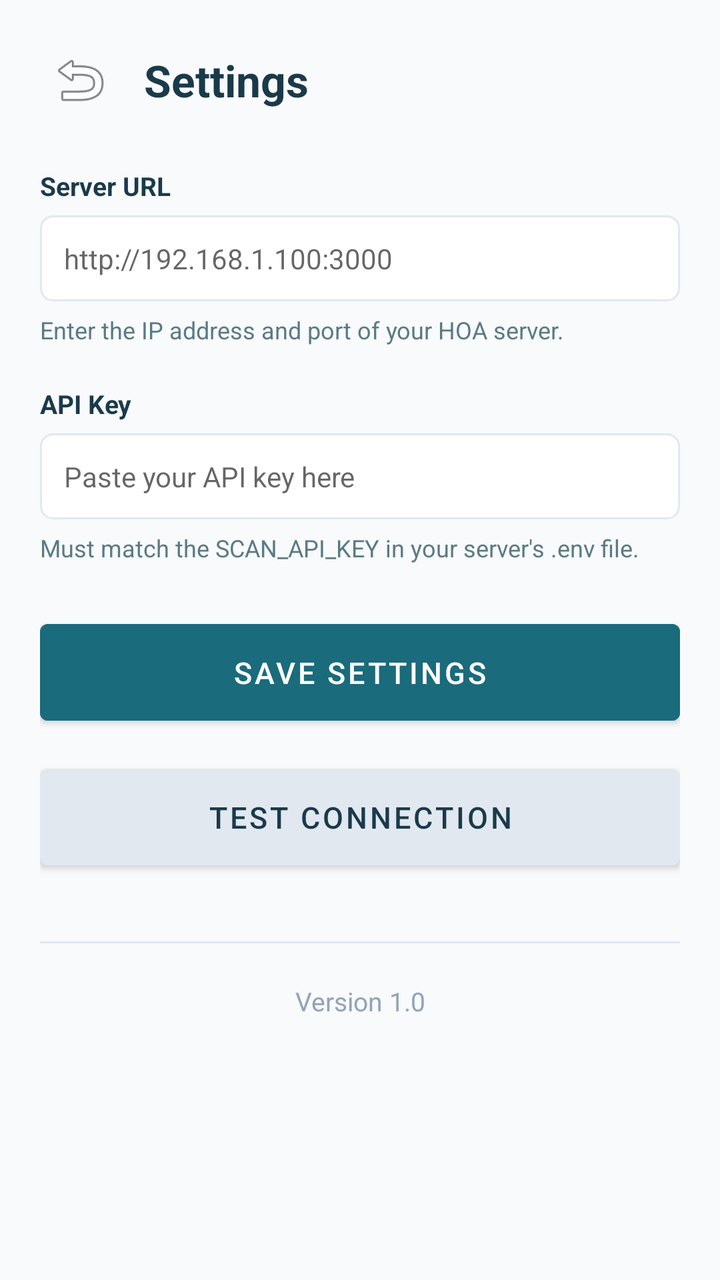
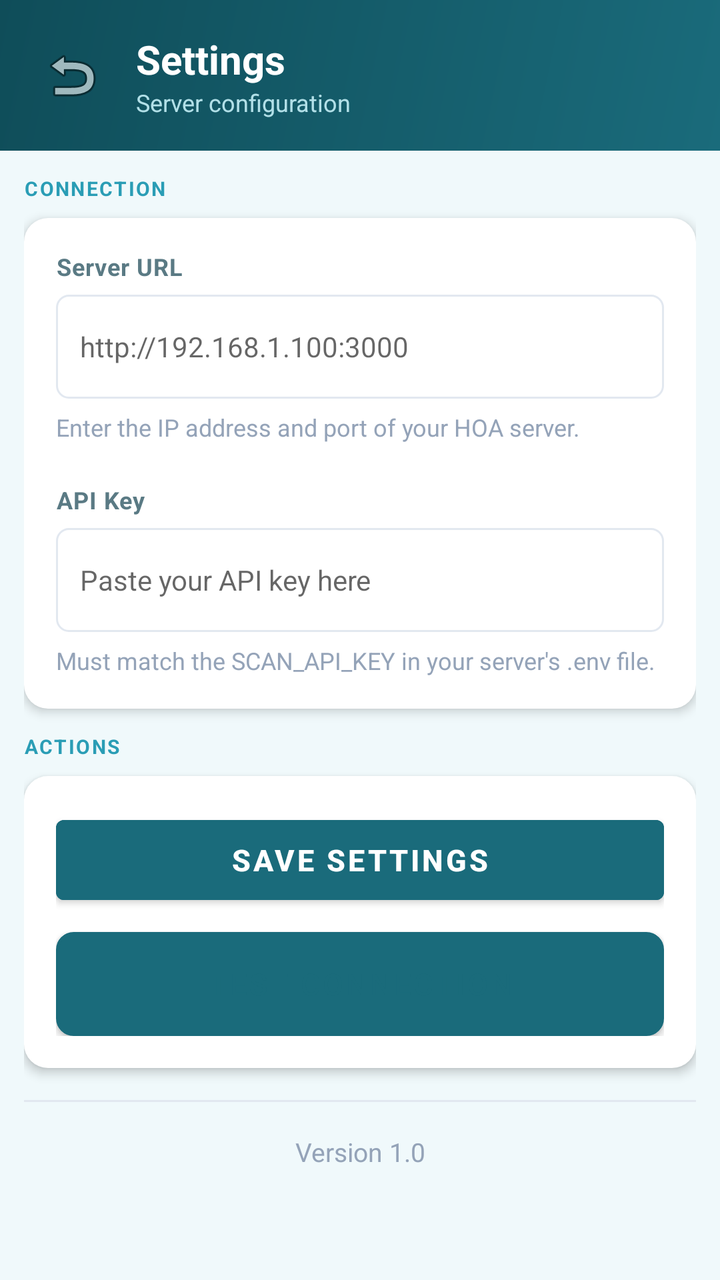

Compare the two renders of this Android layout. The source of the first and the diff that turns it into the second are given below.
<!-- AndroidManifest.xml: application theme Theme.HOAPaymentChecker -->
<!-- res/layout/fragment_settings.xml -->
<?xml version="1.0" encoding="utf-8"?>
<ScrollView
    xmlns:android="http://schemas.android.com/apk/res/android"
    android:layout_width="match_parent"
    android:layout_height="match_parent"
    android:background="#F8FAFC">

    <LinearLayout
        android:layout_width="match_parent"
        android:layout_height="wrap_content"
        android:orientation="vertical"
        android:padding="20dp">

        
        <LinearLayout
            android:layout_width="match_parent"
            android:layout_height="wrap_content"
            android:orientation="horizontal"
            android:gravity="center_vertical"
            android:layout_marginBottom="24dp">

            <ImageButton
                android:id="@+id/btn_back"
                android:layout_width="40dp"
                android:layout_height="40dp"
                android:background="?attr/selectableItemBackgroundBorderless"
                android:src="@android:drawable/ic_menu_revert"
                android:contentDescription="Back"
                android:layout_marginEnd="12dp" />

            <TextView
                android:layout_width="0dp"
                android:layout_height="wrap_content"
                android:layout_weight="1"
                android:text="Settings"
                android:textSize="22sp"
                android:textStyle="bold"
                android:textColor="#1A3A4A" />
        </LinearLayout>

        
        <TextView
            android:layout_width="match_parent"
            android:layout_height="wrap_content"
            android:text="Server URL"
            android:textSize="13sp"
            android:textStyle="bold"
            android:textColor="#1A3A4A"
            android:layout_marginBottom="6dp" />

        <EditText
            android:id="@+id/et_server_url"
            android:layout_width="match_parent"
            android:layout_height="wrap_content"
            android:hint="http://192.168.1.100:3000"
            android:inputType="textUri"
            android:background="@drawable/input_background"
            android:padding="12dp"
            android:textSize="14sp"
            android:layout_marginBottom="6dp" />

        <TextView
            android:layout_width="match_parent"
            android:layout_height="wrap_content"
            android:text="Enter the IP address and port of your HOA server."
            android:textSize="12sp"
            android:textColor="#5A7A84"
            android:layout_marginBottom="20dp" />

        
        <TextView
            android:layout_width="match_parent"
            android:layout_height="wrap_content"
            android:text="API Key"
            android:textSize="13sp"
            android:textStyle="bold"
            android:textColor="#1A3A4A"
            android:layout_marginBottom="6dp" />

        <EditText
            android:id="@+id/et_api_key"
            android:layout_width="match_parent"
            android:layout_height="wrap_content"
            android:hint="Paste your API key here"
            android:inputType="textPassword"
            android:background="@drawable/input_background"
            android:padding="12dp"
            android:textSize="14sp"
            android:layout_marginBottom="6dp" />

        <TextView
            android:layout_width="match_parent"
            android:layout_height="wrap_content"
            android:text="Must match the SCAN_API_KEY in your server's .env file."
            android:textSize="12sp"
            android:textColor="#5A7A84"
            android:layout_marginBottom="24dp" />

        
        <Button
            android:id="@+id/btn_save"
            android:layout_width="match_parent"
            android:layout_height="wrap_content"
            android:text="Save Settings"
            android:backgroundTint="#1A6B7B"
            android:textColor="#FFFFFF"
            android:textSize="15sp"
            android:padding="14dp"
            android:layout_marginBottom="12dp" />

        <Button
            android:id="@+id/btn_test_connection"
            android:layout_width="match_parent"
            android:layout_height="wrap_content"
            android:text="Test Connection"
            android:backgroundTint="#E2E8F0"
            android:textColor="#1A3A4A"
            android:textSize="15sp"
            android:padding="14dp"
            android:layout_marginBottom="32dp" />

        
        <View
            android:layout_width="match_parent"
            android:layout_height="1dp"
            android:background="#E2E8F0"
            android:layout_marginBottom="20dp" />

        
        <TextView
            android:id="@+id/tv_version"
            android:layout_width="match_parent"
            android:layout_height="wrap_content"
            android:text="Version 1.0"
            android:textSize="13sp"
            android:textColor="#94A3B8"
            android:gravity="center" />

    </LinearLayout>
</ScrollView>
<!-- resources referenced by this layout -->
<resources>
  <!-- drawable input_background (drawable) -->
  <?xml version="1.0" encoding="utf-8"?>
  <shape xmlns:android="http://schemas.android.com/apk/res/android"
      android:shape="rectangle">
      <solid android:color="#FFFFFF" />
      <stroke
          android:width="1dp"
          android:color="#E2E8F0" />
      <corners android:radius="6dp" />
  </shape>
  <style name="Theme.HOAPaymentChecker" parent="Theme.MaterialComponents.DayNight.NoActionBar">
          <item name="colorPrimary">@color/colorPrimary</item>
          <item name="colorPrimaryVariant">@color/colorPrimaryVariant</item>
          <item name="colorOnPrimary">@color/colorOnPrimary</item>
          <item name="colorSecondary">@color/colorSecondary</item>
          <item name="colorOnSecondary">@color/colorOnSecondary</item>
          <item name="android:colorBackground">@color/colorBackground</item>
          <item name="android:statusBarColor">@color/colorPrimary</item>
          <item name="android:windowLightStatusBar">false</item>
      </style>
  <color name="colorPrimary">#1A6B7B</color>
  <color name="colorPrimaryVariant">#0F4D59</color>
  <color name="colorOnPrimary">#FFFFFF</color>
  <color name="colorSecondary">#2A9DB5</color>
  <color name="colorOnSecondary">#FFFFFF</color>
  <color name="colorBackground">#F0F9FB</color>
</resources>

<!-- the commit's change to res/layout/fragment_settings.xml (unified diff, before → after) -->
@@ -1,140 +1,201 @@
 <?xml version="1.0" encoding="utf-8"?>
-<ScrollView
+<LinearLayout
     xmlns:android="http://schemas.android.com/apk/res/android"
     android:layout_width="match_parent"
     android:layout_height="match_parent"
-    android:background="#F8FAFC">
-
+    android:orientation="vertical"
+    android:background="#F0F9FB">
+
+    
     <LinearLayout
         android:layout_width="match_parent"
         android:layout_height="wrap_content"
-        android:orientation="vertical"
-        android:padding="20dp">
-
-        
+        android:background="@drawable/gradient_header"
+        android:padding="16dp"
+        android:orientation="horizontal"
+        android:gravity="center_vertical">
+
+        <ImageButton
+            android:id="@+id/btn_back"
+            android:layout_width="40dp"
+            android:layout_height="40dp"
+            android:background="?attr/selectableItemBackgroundBorderless"
+            android:src="@android:drawable/ic_menu_revert"
+            android:contentDescription="Back"
+            android:layout_marginEnd="12dp" />
+
+        <LinearLayout
+            android:layout_width="0dp"
+            android:layout_height="wrap_content"
+            android:layout_weight="1"
+            android:orientation="vertical">
+            <TextView
+                android:layout_width="wrap_content"
+                android:layout_height="wrap_content"
+                android:text="Settings"
+                android:textColor="#FFFFFF"
+                android:textSize="20sp"
+                android:textStyle="bold" />
+            <TextView
+                android:layout_width="wrap_content"
+                android:layout_height="wrap_content"
+                android:text="Server configuration"
+                android:textColor="#B2E0E8"
+                android:textSize="12sp" />
+        </LinearLayout>
+    </LinearLayout>
+
+    <ScrollView
+        android:layout_width="match_parent"
+        android:layout_height="0dp"
+        android:layout_weight="1">
+
         <LinearLayout
             android:layout_width="match_parent"
             android:layout_height="wrap_content"
-            android:orientation="horizontal"
-            android:gravity="center_vertical"
-            android:layout_marginBottom="24dp">
-
-            <ImageButton
-                android:id="@+id/btn_back"
-                android:layout_width="40dp"
-                android:layout_height="40dp"
-                android:background="?attr/selectableItemBackgroundBorderless"
-                android:src="@android:drawable/ic_menu_revert"
-                android:contentDescription="Back"
-                android:layout_marginEnd="12dp" />
-
-            <TextView
-                android:layout_width="0dp"
-                android:layout_height="wrap_content"
-                android:layout_weight="1"
-                android:text="Settings"
-                android:textSize="22sp"
+            android:orientation="vertical"
+            android:padding="12dp">
+
+            
+            <TextView
+                android:layout_width="wrap_content"
+                android:layout_height="wrap_content"
+                android:text="CONNECTION"
+                android:textSize="10sp"
+                android:textColor="#2A9DB5"
                 android:textStyle="bold"
-                android:textColor="#1A3A4A" />
+                android:letterSpacing="0.08"
+                android:layout_marginBottom="8dp" />
+
+            
+            <LinearLayout
+                android:layout_width="match_parent"
+                android:layout_height="wrap_content"
+                android:orientation="vertical"
+                android:background="@drawable/rounded_card"
+                android:padding="16dp"
+                android:elevation="3dp"
+                android:layout_marginBottom="12dp">
+
+                <TextView
+                    android:layout_width="match_parent"
+                    android:layout_height="wrap_content"
+                    android:text="Server URL"
+                    android:textSize="12sp"
+                    android:textStyle="bold"
+                    android:textColor="#5A7A84"
+                    android:letterSpacing="0.03"
+                    android:layout_marginBottom="6dp" />
+
+                <EditText
+                    android:id="@+id/et_server_url"
+                    android:layout_width="match_parent"
+                    android:layout_height="52dp"
+                    android:hint="http://192.168.1.100:3000"
+                    android:inputType="textUri"
+                    android:background="@drawable/input_background"
+                    android:paddingStart="12dp"
+                    android:paddingEnd="12dp"
+                    android:textSize="14sp"
+                    android:layout_marginBottom="6dp" />
+
+                <TextView
+                    android:layout_width="match_parent"
+                    android:layout_height="wrap_content"
+                    android:text="Enter the IP address and port of your HOA server."
+                    android:textSize="12sp"
+                    android:textColor="#94A3B8"
+                    android:layout_marginBottom="20dp" />
+
+                <TextView
+                    android:layout_width="match_parent"
+                    android:layout_height="wrap_content"
+                    android:text="API Key"
+                    android:textSize="12sp"
+                    android:textStyle="bold"
+                    android:textColor="#5A7A84"
+                    android:letterSpacing="0.03"
+                    android:layout_marginBottom="6dp" />
+
+                <EditText
+                    android:id="@+id/et_api_key"
+                    android:layout_width="match_parent"
+                    android:layout_height="52dp"
+                    android:hint="Paste your API key here"
+                    android:inputType="textPassword"
+                    android:background="@drawable/input_background"
+                    android:paddingStart="12dp"
+                    android:paddingEnd="12dp"
+                    android:textSize="14sp"
+                    android:layout_marginBottom="6dp" />
+
+                <TextView
+                    android:layout_width="match_parent"
+                    android:layout_height="wrap_content"
+                    android:text="Must match the SCAN_API_KEY in your server's .env file."
+                    android:textSize="12sp"
+                    android:textColor="#94A3B8" />
+            </LinearLayout>
+
+            
+            <TextView
+                android:layout_width="wrap_content"
+                android:layout_height="wrap_content"
+                android:text="ACTIONS"
+                android:textSize="10sp"
+                android:textColor="#2A9DB5"
+                android:textStyle="bold"
+                android:letterSpacing="0.08"
+                android:layout_marginBottom="8dp" />
+
+            
+            <LinearLayout
+                android:layout_width="match_parent"
+                android:layout_height="wrap_content"
+                android:orientation="vertical"
+                android:background="@drawable/rounded_card"
+                android:padding="16dp"
+                android:elevation="3dp"
+                android:layout_marginBottom="16dp">
+
+                <Button
+                    android:id="@+id/btn_save"
+                    android:layout_width="match_parent"
+                    android:layout_height="52dp"
+                    android:text="Save Settings"
+                    android:backgroundTint="#1A6B7B"
+                    android:textColor="#FFFFFF"
+                    android:textSize="15sp"
+                    android:textStyle="bold"
+                    android:layout_marginBottom="10dp" />
+
+                <Button
+                    android:id="@+id/btn_test_connection"
+                    android:layout_width="match_parent"
+                    android:layout_height="52dp"
+                    android:text="Test Connection"
+                    android:backgroundTint="@android:color/transparent"
+                    android:background="@drawable/rounded_button_outline_teal"
+                    android:textColor="#1A6B7B"
+                    android:textSize="15sp" />
+            </LinearLayout>
+
+            <View
+                android:layout_width="match_parent"
+                android:layout_height="1dp"
+                android:background="#E2E8F0"
+                android:layout_marginBottom="16dp" />
+
+            <TextView
+                android:id="@+id/tv_version"
+                android:layout_width="match_parent"
+                android:layout_height="wrap_content"
+                android:text="Version 1.0"
+                android:textSize="13sp"
+                android:textColor="#94A3B8"
+                android:gravity="center"
+                android:layout_marginBottom="16dp" />
+
         </LinearLayout>
-
-        
-        <TextView
-            android:layout_width="match_parent"
-            android:layout_height="wrap_content"
-            android:text="Server URL"
-            android:textSize="13sp"
-            android:textStyle="bold"
-            android:textColor="#1A3A4A"
-            android:layout_marginBottom="6dp" />
-
-        <EditText
-            android:id="@+id/et_server_url"
-            android:layout_width="match_parent"
-            android:layout_height="wrap_content"
-            android:hint="http://192.168.1.100:3000"
-            android:inputType="textUri"
-            android:background="@drawable/input_background"
-            android:padding="12dp"
-            android:textSize="14sp"
-            android:layout_marginBottom="6dp" />
-
-        <TextView
-            android:layout_width="match_parent"
-            android:layout_height="wrap_content"
-            android:text="Enter the IP address and port of your HOA server."
-            android:textSize="12sp"
-            android:textColor="#5A7A84"
-            android:layout_marginBottom="20dp" />
-
-        
-        <TextView
-            android:layout_width="match_parent"
-            android:layout_height="wrap_content"
-            android:text="API Key"
-            android:textSize="13sp"
-            android:textStyle="bold"
-            android:textColor="#1A3A4A"
-            android:layout_marginBottom="6dp" />
-
-        <EditText
-            android:id="@+id/et_api_key"
-            android:layout_width="match_parent"
-            android:layout_height="wrap_content"
-            android:hint="Paste your API key here"
-            android:inputType="textPassword"
-            android:background="@drawable/input_background"
-            android:padding="12dp"
-            android:textSize="14sp"
-            android:layout_marginBottom="6dp" />
-
-        <TextView
-            android:layout_width="match_parent"
-            android:layout_height="wrap_content"
-            android:text="Must match the SCAN_API_KEY in your server's .env file."
-            android:textSize="12sp"
-            android:textColor="#5A7A84"
-            android:layout_marginBottom="24dp" />
-
-        
-        <Button
-            android:id="@+id/btn_save"
-            android:layout_width="match_parent"
-            android:layout_height="wrap_content"
-            android:text="Save Settings"
-            android:backgroundTint="#1A6B7B"
-            android:textColor="#FFFFFF"
-            android:textSize="15sp"
-            android:padding="14dp"
-            android:layout_marginBottom="12dp" />
-
-        <Button
-            android:id="@+id/btn_test_connection"
-            android:layout_width="match_parent"
-            android:layout_height="wrap_content"
-            android:text="Test Connection"
-            android:backgroundTint="#E2E8F0"
-            android:textColor="#1A3A4A"
-            android:textSize="15sp"
-            android:padding="14dp"
-            android:layout_marginBottom="32dp" />
-
-        
-        <View
-            android:layout_width="match_parent"
-            android:layout_height="1dp"
-            android:background="#E2E8F0"
-            android:layout_marginBottom="20dp" />
-
-        
-        <TextView
-            android:id="@+id/tv_version"
-            android:layout_width="match_parent"
-            android:layout_height="wrap_content"
-            android:text="Version 1.0"
-            android:textSize="13sp"
-            android:textColor="#94A3B8"
-            android:gravity="center" />
-
-    </LinearLayout>
-</ScrollView>
+    </ScrollView>
+</LinearLayout>
<!-- resource entries referenced after the edit -->
@@ -1,5 +1,14 @@
 <!-- resources referenced by this layout -->
 <resources>
+  <!-- drawable gradient_header (drawable) -->
+  <?xml version="1.0" encoding="utf-8"?>
+  <shape xmlns:android="http://schemas.android.com/apk/res/android">
+      <gradient
+          android:type="linear"
+          android:angle="135"
+          android:startColor="#1A6B7B"
+          android:endColor="#0F4D59" />
+  </shape>
   <!-- drawable input_background (drawable) -->
   <?xml version="1.0" encoding="utf-8"?>
   <shape xmlns:android="http://schemas.android.com/apk/res/android"
@@ -9,6 +18,19 @@
           android:width="1dp"
           android:color="#E2E8F0" />
       <corners android:radius="6dp" />
+  </shape>
+  <!-- drawable rounded_button_outline_teal (drawable) -->
+  <?xml version="1.0" encoding="utf-8"?>
+  <shape xmlns:android="http://schemas.android.com/apk/res/android">
+      <solid android:color="#EFF9FB" />
+      <stroke android:width="1.5dp" android:color="#1A6B7B" />
+      <corners android:radius="8dp" />
+  </shape>
+  <!-- drawable rounded_card (drawable) -->
+  <?xml version="1.0" encoding="utf-8"?>
+  <shape xmlns:android="http://schemas.android.com/apk/res/android">
+      <solid android:color="#FFFFFF" />
+      <corners android:radius="12dp" />
   </shape>
   <style name="Theme.HOAPaymentChecker" parent="Theme.MaterialComponents.DayNight.NoActionBar">
           <item name="colorPrimary">@color/colorPrimary</item>
